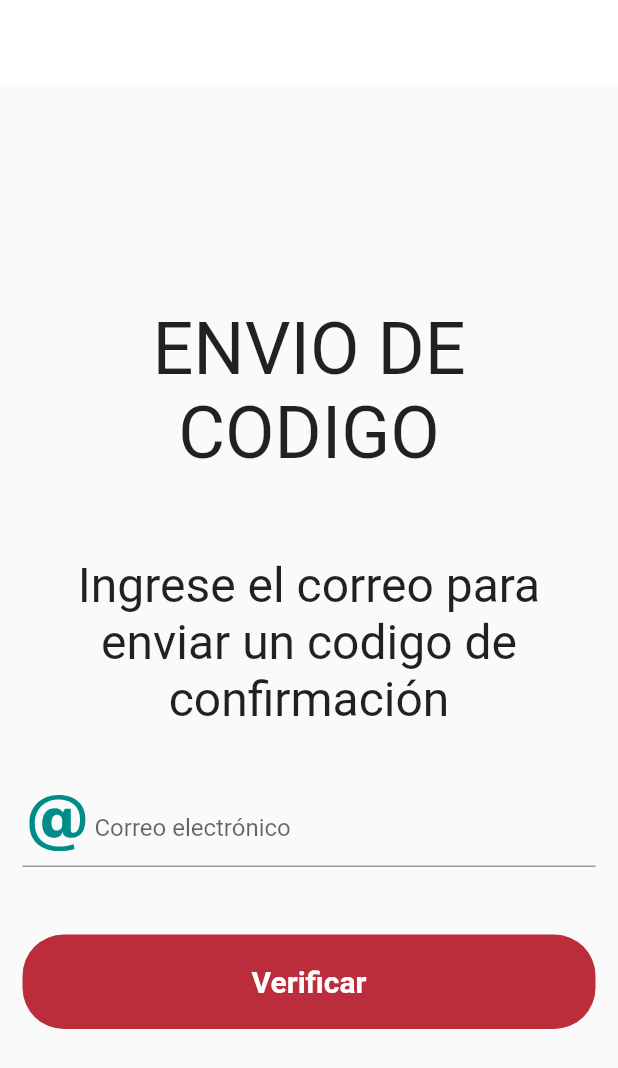
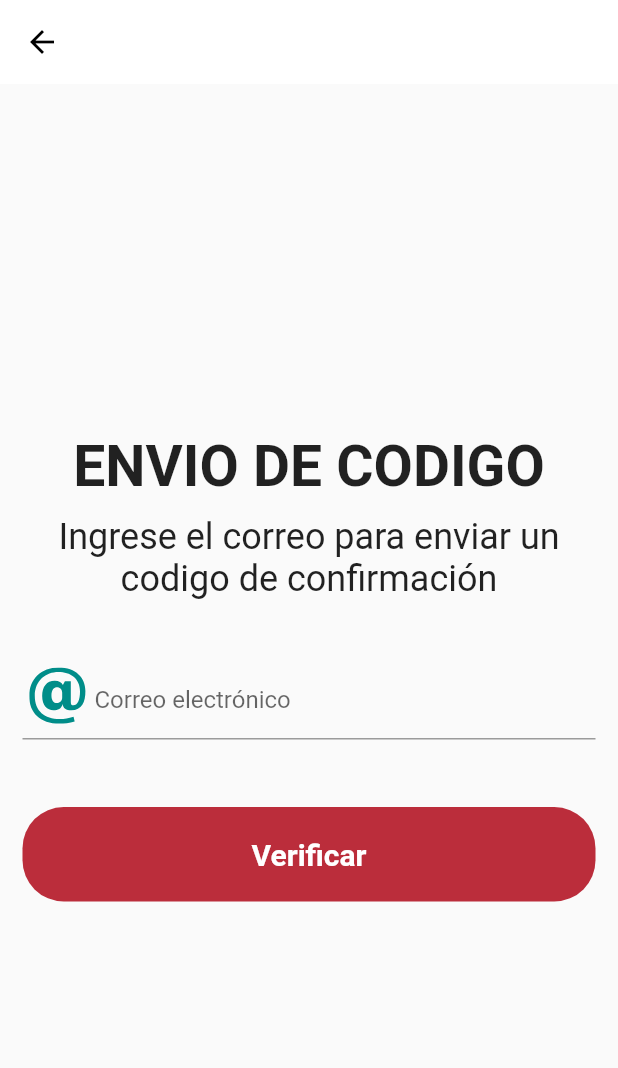
Before and after one commit to DavidEMV1622/app_bidi_login, a Flutter app: the MediumSendCodePageGeneral screen opened directly, after a tap on "Correo Electronico", on a phone screen of 412 x 824 dp. Shown: the top 1068 px of the screen. Run offline on Flutter 3.47's test engine with Material 2 defaults, Android fonts, the phone set to English and light mode, and no system bars; our stand-ins replace flutter_secure_storage, flutter_svg, go_router; missing offline and left inert: iconify_flutter; accounts and stored records are empty.

Commit message:
cambos del rediseño general

```diff
--- a/lib/src/pages/VisualizarUsuario_page.dart
+++ b/lib/src/pages/VisualizarUsuario_page.dart
@@ -69,13 +69,13 @@ class _ViewUserDataPageState extends State<ViewUserDataPage> {
 
                       // ---- Datos del usuario ----
                       textoEtiqueta("- Nombre:", CustomColors.colorVerdeOscuroFuerte),
-                      textoCuerpo("Lucas", CustomColors.colorNegro),
+                      textoCuerpo("Lucas"),
                       textoEtiqueta("- Apellido:", CustomColors.colorVerdeOscuroFuerte),
-                      textoCuerpo("Rubiano", CustomColors.colorNegro),
+                      textoCuerpo("Rubiano",),
                       textoEtiqueta("- Correo:", CustomColors.colorVerdeOscuroFuerte),
-                      textoCuerpo("lucasR@gmail.com", CustomColors.colorNegro),
+                      textoCuerpo("lucasR@gmail.com"),
                       textoEtiqueta("- Telefono", CustomColors.colorVerdeOscuroFuerte),
-                      textoCuerpo("1234567890", CustomColors.colorNegro),
+                      textoCuerpo("1234567890",),
                     ]
                   ),
                 ),
--- a/lib/src/utils/TextFormatter.dart
+++ b/lib/src/utils/TextFormatter.dart
@@ -133,12 +133,12 @@ Widget textoEtiquetaTwo(String texto, double fontSizeText) {
 }
 
 // Widget del texto Cuerpo
-Widget textoCuerpo(String texto, Color colorText) {
+Widget textoCuerpo(String texto) {
   return Text(
     texto,
     style: TextStyle(
-      color: colorText,
-      fontSize: 30,
+      color: CustomColors.colorNegro,
+      fontSize: 24,
       //fontFamily: ,
     ),
     textAlign: TextAlign.center,
--- a/lib/src/widgets/buttons.dart
+++ b/lib/src/widgets/buttons.dart
@@ -67,7 +67,7 @@ class BtnPrimaery extends StatelessWidget {
 
 
 class ButtonPrimary extends StatefulWidget {
-  final Icon? iconButton;
+  final IconData? iconButton;
   final String textButton;
   final Color colorBox;
   final BorderSide? border;
@@ -118,7 +118,11 @@ class _ButtonPrimaryState extends State<ButtonPrimary> {
           crossAxisAlignment: CrossAxisAlignment.center,
           children: [
             if (widget.iconButton != null)
-              widget.iconButton!,
+              Icon(
+                widget.iconButton,
+                color: CustomColors.colorBlanco,
+                size: 30.0,
+              ),
 
             if (widget.iconButton != null)
               const SizedBox(
--- a/lib/src/widgets/pop-up.dart
+++ b/lib/src/widgets/pop-up.dart
@@ -57,7 +57,7 @@ class PopUps extends StatelessWidget{
                     height: 20,
                   ),
 
-                  textoCuerpo(mensajePopUp, CustomColors.colorNegro), // Mensaje a mostrar
+                  textoCuerpo(mensajePopUp), // Mensaje a mostrar
 
                   const SizedBox(
                     height: 20,
@@ -113,7 +113,7 @@ class DialogUtils {
                         height: 20,
                       ),
 
-                      textoCuerpo(mensajePopUp, CustomColors.colorNegro), // Mensaje a mostrar
+                      textoCuerpo(mensajePopUp), // Mensaje a mostrar
 
                       const SizedBox(
                         height: 20,
--- a/lib/src/widgets/widgets_page_general/MediumSendCode_general.dart
+++ b/lib/src/widgets/widgets_page_general/MediumSendCode_general.dart
@@ -35,13 +35,13 @@ class MediumSendCodePageGeneral extends StatelessWidget {
             mainAxisAlignment: MainAxisAlignment.center,
             crossAxisAlignment: CrossAxisAlignment.center,
             children: [
-              titulo("ESCOGE UN MEDIO DE CONFIRMACIÓN"),
+              tituloEncabezadoDos("ESCOGE UN MEDIO DE CONFIRMACIÓN"),
 
               const SizedBox(
                 height: 45,
               ),
 
-              textoCuerpo(textoCuerpoGeneral, CustomColors.colorNegro),
+              textoCuerpo(textoCuerpoGeneral),
 
               const SizedBox(
                 height: 45,
@@ -49,11 +49,7 @@ class MediumSendCodePageGeneral extends StatelessWidget {
 
               // Boton para el correo electronico
               ButtonPrimary(
-                iconButton: const Icon(
-                  Icons.email_outlined,
-                  color: CustomColors.colorBlanco,
-                  size: 50.0,
-                ),
+                iconButton: Icons.email_outlined,
                 textButton: "Correo Electronico",
                 colorBox: CustomColors.colorAmarilloMostaza,
                 widthButton: MediaQuery.of(context).size.width,
@@ -66,11 +62,7 @@ class MediumSendCodePageGeneral extends StatelessWidget {
 
               // Boton para el telefono celular
               ButtonPrimary(
-                iconButton: const Icon(
-                  Icons.sms,
-                  color: CustomColors.colorBlanco,
-                  size: 50.0,
-                ),
+                iconButton: Icons.sms,
                 textButton: "Teléfono Celular",
                 colorBox: CustomColors.colorAmarilloMostaza,
                 widthButton: MediaQuery.of(context).size.width,
--- a/lib/src/widgets/widgets_page_general/SendCode_general.dart
+++ b/lib/src/widgets/widgets_page_general/SendCode_general.dart
@@ -1,9 +1,9 @@
 // ignore_for_file: file_names
 
 import 'package:flutter/material.dart';
-import 'package:flutter_svg/svg.dart';
 import 'package:go_router/go_router.dart';
 
+import '../../../config/arrow_router.dart';
 import '../../colors/colors.dart';
 import '../../common/enumValidate.dart';
 import '../../utils/TextFormatter.dart';
@@ -44,6 +44,7 @@ class _SendCodePageGeneralState extends State<SendCodePageGeneral> {
       appBar: AppBar(
         backgroundColor: CustomColors.colorBlanco,
         elevation: 0.0,
+        leading: const ArrowRouter(activeArrow: "1",),
       ),
 
       body: Center(
@@ -55,13 +56,11 @@ class _SendCodePageGeneralState extends State<SendCodePageGeneral> {
               mainAxisAlignment: MainAxisAlignment.center,
               crossAxisAlignment: CrossAxisAlignment.center,
               children: [
-                titulo(widget.tituloGeneral),
-                const SizedBox(
-                  height: 45,
-                ),
+                tituloEncabezadoDos(widget.tituloGeneral),
+
                 Text(
                   widget.textoCuerpoGeneral,
-                  style: const TextStyle(fontSize: 32),
+                  style: const TextStyle(fontSize: 24),
                   textAlign: TextAlign.center,
                 ),
                 const SizedBox(
@@ -85,7 +84,7 @@ class _SendCodePageGeneralState extends State<SendCodePageGeneral> {
                     inputType: TextInputType.phone,
                     controller: nombreCtrl,
                     validateText: ValidateText.phoneNumber,
-                    imageIcon: 'assets/icons/email.svg',
+                    imageIcon: 'assets/icons/phone_number.svg',
                   ),
 
                 const SizedBox(
```
